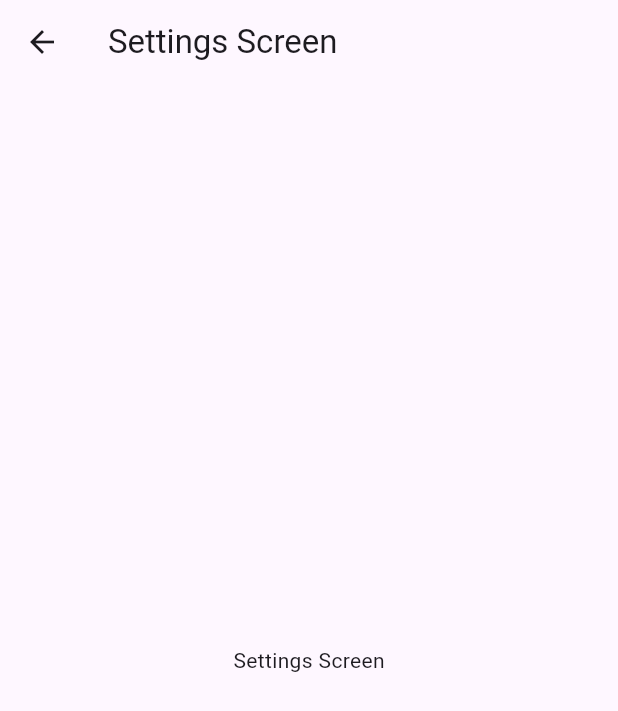
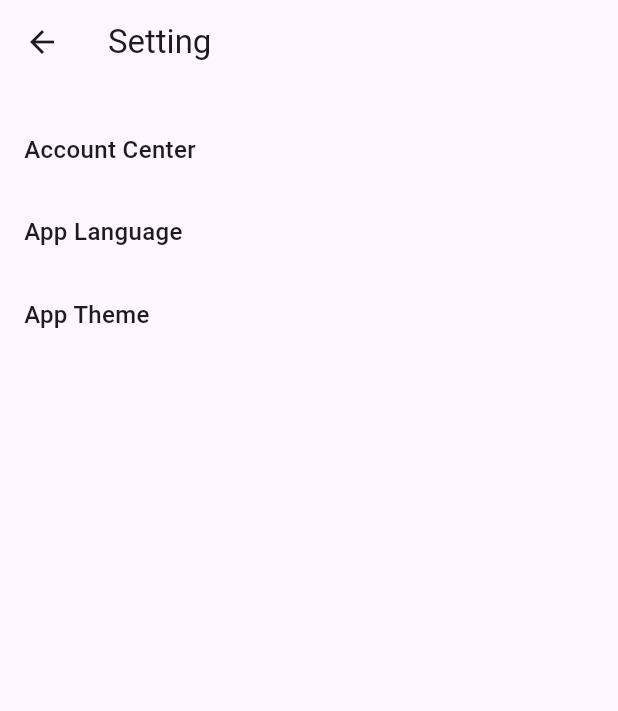
Before and after one commit to Asmitbv21/bharatsocials, a Flutter app: the screen it shows after launch, in the side drawer, after a tap on "Settings", on a phone screen of 412 x 824 dp. Shown: the top 711 px of the screen. Run offline on Flutter 3.47's test engine with Material 3 defaults, Android fonts, the phone set to English and light mode, and no system bars.

Commit message:
Add files via upload

```diff
--- a/lib/screens/settings.dart
+++ b/lib/screens/settings.dart
@@ -1,3 +1,4 @@
+
 import 'package:flutter/material.dart';
 
 class SettingsScreen extends StatelessWidget {
@@ -5,17 +6,128 @@ class SettingsScreen extends StatelessWidget {
   Widget build(BuildContext context) {
     return Scaffold(
       appBar: AppBar(
-        title: Text('Settings Screen'),
+        leading: IconButton(
+          icon: Icon(Icons.arrow_back),
+          onPressed: () {
+            // Handle back button press
+          },
+        ),
+        title: Text("Setting"),
+      ),
+      body: Padding(
+        padding: EdgeInsets.all(16.0),
+        child: Column(
+          crossAxisAlignment: CrossAxisAlignment.start,
+          children: [
+            SettingsItem(
+              title: "Account Center",
+              onTap: () {
+                Navigator.push(
+                  context,
+                  MaterialPageRoute(builder: (context) => AccountCenterPage()),
+                );
+              },
+            ),
+            SettingsItem(
+              title: "App Language",
+              onTap: () {
+                // Handle App Language tap
+              },
+            ),
+            SettingsItem(
+              title: "App Theme",
+              onTap: () {
+                // Handle App Theme tap
+              },
+            ),
+          ],
+        ),
+      ),
+    );
+  }
+}
+
+class SettingsItem extends StatelessWidget {
+  final String title;
+  final VoidCallback onTap;
+
+  SettingsItem({required this.title, required this.onTap});
+
+  @override
+  Widget build(BuildContext context) {
+    return GestureDetector(
+      onTap: onTap,
+      child: Padding(
+        padding: const EdgeInsets.symmetric(vertical: 16.0),
+        child: Text(
+          title,
+          style: TextStyle(
+            fontSize: 16.0,
+            fontWeight: FontWeight.w500,
+          ),
+        ),
+      ),
+    );
+  }
+}
+
+class AccountCenterPage extends StatelessWidget {
+  @override
+  Widget build(BuildContext context) {
+    return Scaffold(
+      appBar: AppBar(
         leading: IconButton(
           icon: Icon(Icons.arrow_back),
           onPressed: () {
             Navigator.pop(context);
           },
         ),
+        title: Text("Account Center"),
       ),
-      body: Center(
-        child: Text('Settings Screen'),
+      body: Padding(
+        padding: EdgeInsets.all(16.0),
+        child: Column(
+          crossAxisAlignment: CrossAxisAlignment.start,
+          children: [
+            AccountCenterItem(
+              title: "Manage account",
+              onTap: () {
+                // Handle Manage account tap
+              },
+            ),
+            AccountCenterItem(
+              title: "Password & Security",
+              onTap: () {
+                // Handle Password & Security tap
+              },
+            ),
+          ],
+        ),
       ),
     );
   }
 }
+
+class AccountCenterItem extends StatelessWidget {
+  final String title;
+  final VoidCallback onTap;
+
+  AccountCenterItem({required this.title, required this.onTap});
+
+  @override
+  Widget build(BuildContext context) {
+    return GestureDetector(
+      onTap: onTap,
+      child: Padding(
+        padding: const EdgeInsets.symmetric(vertical: 16.0),
+        child: Text(
+          title,
+          style: TextStyle(
+            fontSize: 16.0,
+            fontWeight: FontWeight.w500,
+          ),
+        ),
+      ),
+    );
+  }
+}
```
